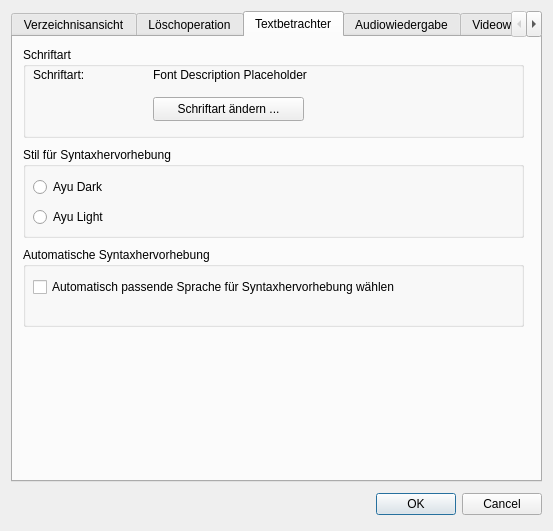
This is settingsdialog.ui in striezel/qt-commander as Qt 5 draws it before an edit. The edited form follows.
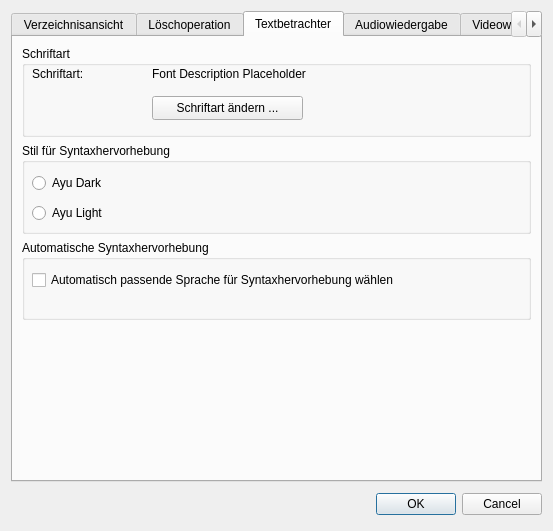
This is the edited form. The open tabs and pages were chosen to show the change. Icons and pictures are not drawn.

Commit message: add layout to tab page of text viewer in settings dialog

The edit to the form file:
```diff
--- a/settingsdialog.ui
+++ b/settingsdialog.ui
@@ -427,15 +427,9 @@
       <attribute name="title">
        <string>Textbetrachter</string>
       </attribute>
+      <layout class="QGridLayout" name="gridLayoutTabTextViewer">
+       <item row="1" column="0">
       <widget class="QGroupBox" name="groupBoxSyntaxHighlightingStyle">
-       <property name="geometry">
-        <rect>
-         <x>10</x>
-         <y>110</y>
-         <width>501</width>
-         <height>91</height>
-        </rect>
-       </property>
        <property name="minimumSize">
         <size>
          <width>501</width>
@@ -484,15 +478,9 @@
         </property>
        </widget>
       </widget>
+       </item>
+       <item row="0" column="0">
       <widget class="QGroupBox" name="groupBoxTextViewerFont">
-       <property name="geometry">
-        <rect>
-         <x>10</x>
-         <y>10</y>
-         <width>501</width>
-         <height>91</height>
-        </rect>
-       </property>
        <property name="minimumSize">
         <size>
          <width>501</width>
@@ -560,15 +548,9 @@
         </property>
        </widget>
       </widget>
+       </item>
+       <item row="2" column="0">
       <widget class="QGroupBox" name="groupBoxAutomaticSyntaxHiglighting">
-       <property name="geometry">
-        <rect>
-         <x>10</x>
-         <y>210</y>
-         <width>501</width>
-         <height>80</height>
-        </rect>
-       </property>
        <property name="minimumSize">
         <size>
          <width>501</width>
@@ -598,6 +580,21 @@
         </property>
        </widget>
       </widget>
+       </item>
+       <item row="3" column="0">
+        <spacer name="verticalSpacerTabTextViewer">
+         <property name="orientation">
+          <enum>Qt::Vertical</enum>
+         </property>
+         <property name="sizeHint" stdset="0">
+          <size>
+           <width>20</width>
+           <height>40</height>
+          </size>
+         </property>
+        </spacer>
+       </item>
+      </layout>
      </widget>
      <widget class="QWidget" name="tabAudioPlayer">
       <attribute name="icon">
```
Lines whose indentation alone changed are shown as unchanged.
